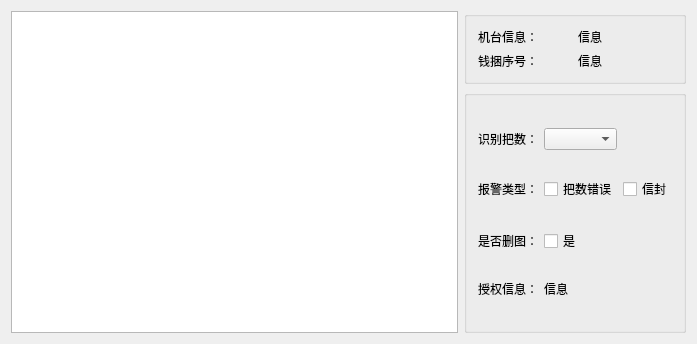
Qt form ManagementClient/BagModify.ui (suselgz/CPJHManagementClient) before a commit.
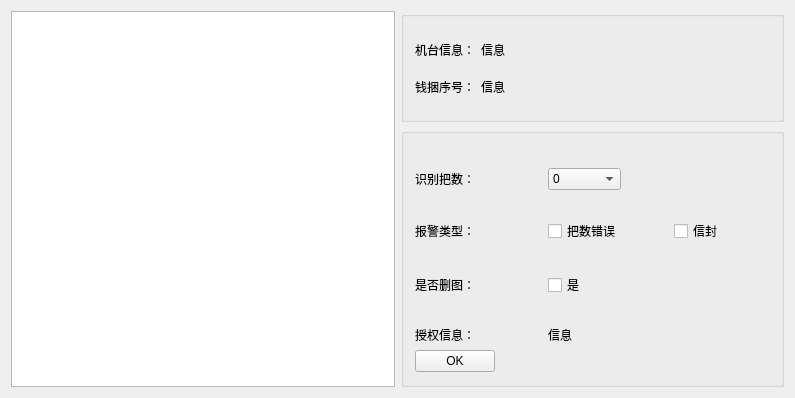
The same form after that commit. Custom widgets are drawn as their Qt base class.

Patch:
```diff
--- a/ManagementClient/BagModify.ui
+++ b/ManagementClient/BagModify.ui
@@ -6,8 +6,8 @@
    <rect>
     <x>0</x>
     <y>0</y>
-    <width>697</width>
-    <height>344</height>
+    <width>795</width>
+    <height>398</height>
    </rect>
   </property>
   <property name="windowTitle">
@@ -38,34 +38,86 @@
         <string/>
        </property>
        <layout class="QGridLayout" name="gridLayout_2">
-        <item row="0" column="0">
+        <item row="1" column="2">
+         <spacer name="horizontalSpacer">
+          <property name="orientation">
+           <enum>Qt::Horizontal</enum>
+          </property>
+          <property name="sizeHint" stdset="0">
+           <size>
+            <width>40</width>
+            <height>20</height>
+           </size>
+          </property>
+         </spacer>
+        </item>
+        <item row="6" column="0">
+         <spacer name="verticalSpacer_8">
+          <property name="orientation">
+           <enum>Qt::Vertical</enum>
+          </property>
+          <property name="sizeHint" stdset="0">
+           <size>
+            <width>20</width>
+            <height>40</height>
+           </size>
+          </property>
+         </spacer>
+        </item>
+        <item row="1" column="1">
+         <widget class="QLabel" name="label_machineName">
+          <property name="text">
+           <string>信息</string>
+          </property>
+         </widget>
+        </item>
+        <item row="1" column="0">
          <widget class="QLabel" name="label_12">
           <property name="text">
            <string>机台信息：</string>
           </property>
          </widget>
         </item>
-        <item row="3" column="0">
+        <item row="2" column="0">
+         <spacer name="verticalSpacer_7">
+          <property name="orientation">
+           <enum>Qt::Vertical</enum>
+          </property>
+          <property name="sizeHint" stdset="0">
+           <size>
+            <width>20</width>
+            <height>40</height>
+           </size>
+          </property>
+         </spacer>
+        </item>
+        <item row="5" column="0">
          <widget class="QLabel" name="label_9">
           <property name="text">
            <string>钱捆序号：</string>
           </property>
          </widget>
         </item>
-        <item row="3" column="1">
+        <item row="0" column="0">
+         <spacer name="verticalSpacer_6">
+          <property name="orientation">
+           <enum>Qt::Vertical</enum>
+          </property>
+          <property name="sizeHint" stdset="0">
+           <size>
+            <width>20</width>
+            <height>40</height>
+           </size>
+          </property>
+         </spacer>
+        </item>
+        <item row="5" column="1">
          <widget class="QLabel" name="label_serial">
           <property name="text">
            <string>信息</string>
           </property>
          </widget>
         </item>
-        <item row="0" column="1">
-         <widget class="QLabel" name="label_machineName">
-          <property name="text">
-           <string>信息</string>
-          </property>
-         </widget>
-        </item>
        </layout>
       </widget>
      </item>
@@ -75,38 +127,15 @@
         <string/>
        </property>
        <layout class="QGridLayout" name="gridLayout">
-        <item row="0" column="0">
-         <spacer name="verticalSpacer_5">
+        <item row="3" column="1">
+         <spacer name="horizontalSpacer_6">
           <property name="orientation">
-           <enum>Qt::Vertical</enum>
+           <enum>Qt::Horizontal</enum>
           </property>
           <property name="sizeHint" stdset="0">
            <size>
-            <width>20</width>
-            <height>40</height>
-           </size>
-          </property>
-         </spacer>
-        </item>
-        <item row="1" column="0">
-         <widget class="QLabel" name="label">
-          <property name="text">
-           <string>识别把数：</string>
-          </property>
-         </widget>
-        </item>
-        <item row="1" column="1">
-         <widget class="QComboBox" name="comboBox_identfyNum"/>
-        </item>
-        <item row="2" column="0">
-         <spacer name="verticalSpacer_4">
-          <property name="orientation">
-           <enum>Qt::Vertical</enum>
-          </property>
-          <property name="sizeHint" stdset="0">
-           <size>
-            <width>20</width>
-            <height>40</height>
+            <width>40</width>
+            <height>20</height>
            </size>
           </property>
          </spacer>
@@ -118,33 +147,6 @@
           </property>
          </widget>
         </item>
-        <item row="3" column="1">
-         <widget class="QCheckBox" name="checkBox_numErrType">
-          <property name="text">
-           <string>把数错误</string>
-          </property>
-         </widget>
-        </item>
-        <item row="3" column="2">
-         <widget class="QCheckBox" name="checkBox_envelope">
-          <property name="text">
-           <string>信封</string>
-          </property>
-         </widget>
-        </item>
-        <item row="4" column="0">
-         <spacer name="verticalSpacer_3">
-          <property name="orientation">
-           <enum>Qt::Vertical</enum>
-          </property>
-          <property name="sizeHint" stdset="0">
-           <size>
-            <width>20</width>
-            <height>40</height>
-           </size>
-          </property>
-         </spacer>
-        </item>
         <item row="5" column="0">
          <widget class="QLabel" name="label_3">
           <property name="text">
@@ -152,15 +154,29 @@
           </property>
          </widget>
         </item>
-        <item row="5" column="1">
+        <item row="5" column="2">
          <widget class="QCheckBox" name="checkBox_delete">
           <property name="text">
            <string>是</string>
           </property>
          </widget>
         </item>
-        <item row="6" column="0">
-         <spacer name="verticalSpacer_2">
+        <item row="1" column="0">
+         <widget class="QLabel" name="label">
+          <property name="text">
+           <string>识别把数：</string>
+          </property>
+         </widget>
+        </item>
+        <item row="7" column="2">
+         <widget class="QLabel" name="label_info">
+          <property name="text">
+           <string>信息</string>
+          </property>
+         </widget>
+        </item>
+        <item row="2" column="0">
+         <spacer name="verticalSpacer_4">
           <property name="orientation">
            <enum>Qt::Vertical</enum>
           </property>
@@ -172,6 +188,101 @@
           </property>
          </spacer>
         </item>
+        <item row="8" column="4">
+         <spacer name="verticalSpacer">
+          <property name="orientation">
+           <enum>Qt::Vertical</enum>
+          </property>
+          <property name="sizeHint" stdset="0">
+           <size>
+            <width>20</width>
+            <height>40</height>
+           </size>
+          </property>
+         </spacer>
+        </item>
+        <item row="1" column="2">
+         <widget class="QComboBox" name="comboBox_identfyNum">
+          <item>
+           <property name="text">
+            <string>0</string>
+           </property>
+          </item>
+          <item>
+           <property name="text">
+            <string>1</string>
+           </property>
+          </item>
+          <item>
+           <property name="text">
+            <string>2</string>
+           </property>
+          </item>
+          <item>
+           <property name="text">
+            <string>3</string>
+           </property>
+          </item>
+          <item>
+           <property name="text">
+            <string>4</string>
+           </property>
+          </item>
+          <item>
+           <property name="text">
+            <string>5</string>
+           </property>
+          </item>
+          <item>
+           <property name="text">
+            <string>6</string>
+           </property>
+          </item>
+          <item>
+           <property name="text">
+            <string>7</string>
+           </property>
+          </item>
+          <item>
+           <property name="text">
+            <string>8</string>
+           </property>
+          </item>
+          <item>
+           <property name="text">
+            <string>9</string>
+           </property>
+          </item>
+          <item>
+           <property name="text">
+            <string>10</string>
+           </property>
+          </item>
+          <item>
+           <property name="text">
+            <string>11</string>
+           </property>
+          </item>
+          <item>
+           <property name="text">
+            <string>12</string>
+           </property>
+          </item>
+         </widget>
+        </item>
+        <item row="3" column="5">
+         <spacer name="horizontalSpacer_2">
+          <property name="orientation">
+           <enum>Qt::Horizontal</enum>
+          </property>
+          <property name="sizeHint" stdset="0">
+           <size>
+            <width>40</width>
+            <height>20</height>
+           </size>
+          </property>
+         </spacer>
+        </item>
         <item row="7" column="0">
          <widget class="QLabel" name="label_4">
           <property name="text">
@@ -179,22 +290,75 @@
           </property>
          </widget>
         </item>
-        <item row="7" column="1">
-         <widget class="QLabel" name="label_info">
+        <item row="6" column="0">
+         <spacer name="verticalSpacer_2">
+          <property name="orientation">
+           <enum>Qt::Vertical</enum>
+          </property>
+          <property name="sizeHint" stdset="0">
+           <size>
+            <width>20</width>
+            <height>40</height>
+           </size>
+          </property>
+         </spacer>
+        </item>
+        <item row="4" column="0">
+         <spacer name="verticalSpacer_3">
+          <property name="orientation">
+           <enum>Qt::Vertical</enum>
+          </property>
+          <property name="sizeHint" stdset="0">
+           <size>
+            <width>20</width>
+            <height>40</height>
+           </size>
+          </property>
+         </spacer>
+        </item>
+        <item row="0" column="0">
+         <spacer name="verticalSpacer_5">
+          <property name="orientation">
+           <enum>Qt::Vertical</enum>
+          </property>
+          <property name="sizeHint" stdset="0">
+           <size>
+            <width>20</width>
+            <height>40</height>
+           </size>
+          </property>
+         </spacer>
+        </item>
+        <item row="3" column="4">
+         <widget class="QCheckBox" name="checkBox_envelope">
           <property name="text">
-           <string>信息</string>
+           <string>信封</string>
+          </property>
+         </widget>
+        </item>
+        <item row="3" column="2">
+         <widget class="QCheckBox" name="checkBox_numErrType">
+          <property name="text">
+           <string>把数错误</string>
           </property>
          </widget>
         </item>
         <item row="8" column="0">
-         <spacer name="verticalSpacer">
+         <widget class="QPushButton" name="pushButton_OK">
+          <property name="text">
+           <string>OK</string>
+          </property>
+         </widget>
+        </item>
+        <item row="3" column="3">
+         <spacer name="horizontalSpacer_5">
           <property name="orientation">
-           <enum>Qt::Vertical</enum>
+           <enum>Qt::Horizontal</enum>
           </property>
           <property name="sizeHint" stdset="0">
            <size>
-            <width>20</width>
-            <height>40</height>
+            <width>40</width>
+            <height>20</height>
            </size>
           </property>
          </spacer>
```
